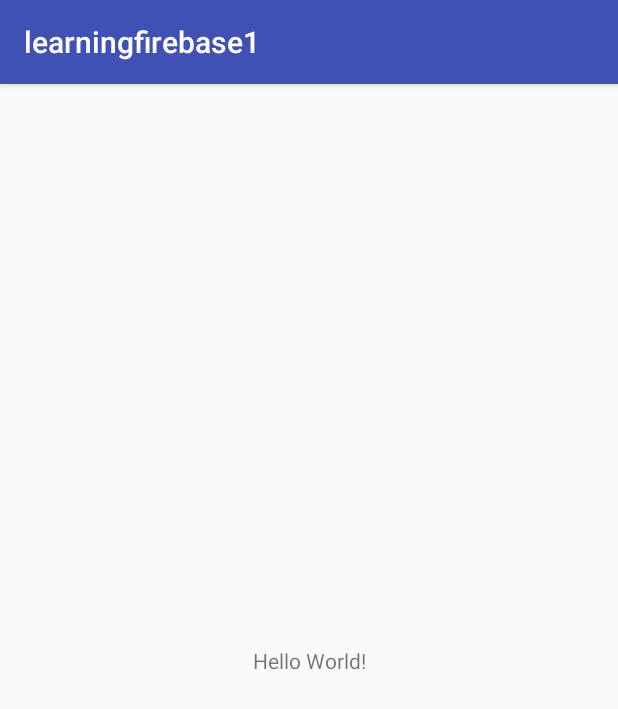
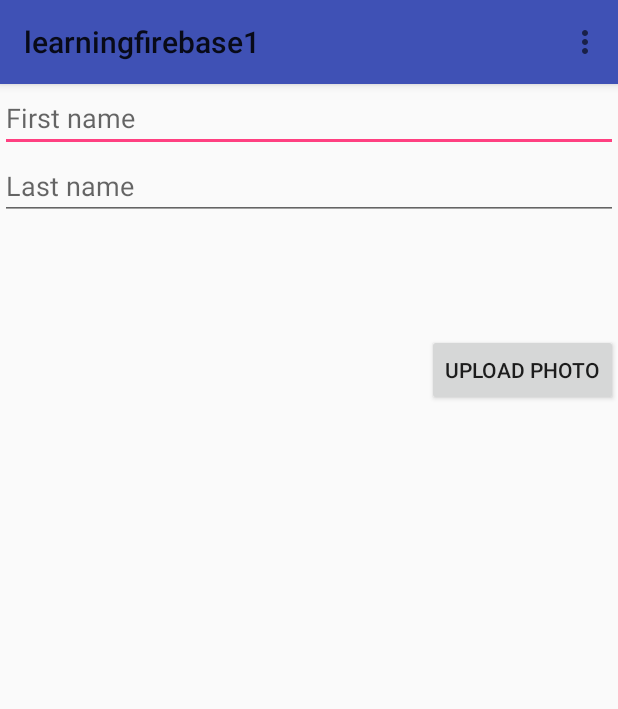
Before and after one commit to abhijeetsinghrathore/learningfirebase1, an Android app: the screen it shows after launch (MainActivity), on a phone screen of 412 x 824 dp. Shown: the top 709 px of the screen. Run offline under Robolectric (Android 15) with nearby library versions, the phone set to English and light mode, and no system bars; our stand-ins replace Firebase (no records; nobody signed in at launch, a user with empty details on screens opened directly); libraries missing offline, so code that uses them is left out: com.firebase.ui; 1 statement that could not run was skipped.

Commit message:
sign_in/sign_out functionality added

```diff
--- a/app/src/main/java/com/example/abhijeetsingh/learningfirebase1/MainActivity.java
+++ b/app/src/main/java/com/example/abhijeetsingh/learningfirebase1/MainActivity.java
@@ -1,13 +1,169 @@
 package com.example.abhijeetsingh.learningfirebase1;
 
+import android.content.Intent;
+import android.net.Uri;
+import android.os.Bundle;
+import android.support.annotation.NonNull;
+import android.support.annotation.Nullable;
 import android.support.v7.app.AppCompatActivity;
-import android.os.Bundle;
+import android.support.v7.widget.Toolbar;
+import android.view.Menu;
+import android.view.MenuItem;
+import android.view.View;
+import android.widget.Button;
+import android.widget.Toast;
+
+import com.firebase.ui.auth.AuthUI;
+import com.google.firebase.auth.FirebaseAuth;
+import com.google.firebase.auth.FirebaseUser;
+import com.google.firebase.database.FirebaseDatabase;
+import com.google.firebase.storage.FirebaseStorage;
+import com.google.firebase.storage.StorageReference;
+
+import java.util.Arrays;
 
 public class MainActivity extends AppCompatActivity {
+
+    private StorageReference mChatPhotosStorageReference;
+    private FirebaseDatabase mFirebaseDatabase;
+    private FirebaseAuth mFirebaseAuth;
+    private FirebaseStorage mFireBaseStorage;
+    static final int RC_SIGN_IN=1;
+
+    Button mPhotoPickerButton;
+    private static final int RC_PHOTO_PICKER =  2;
+
 
     @Override
     protected void onCreate(Bundle savedInstanceState) {
         super.onCreate(savedInstanceState);
+
         setContentView(R.layout.activity_main);
+
+        Toolbar mytoolbar=(Toolbar)findViewById(R.id.my_toolbar);
+        setSupportActionBar(mytoolbar);
+
+        mFirebaseDatabase=FirebaseDatabase.getInstance();
+        mFirebaseAuth=FirebaseAuth.getInstance();
+        mFireBaseStorage=FirebaseStorage.getInstance();
+
+        mPhotoPickerButton=(Button)findViewById(R.id.imagepickerbutton);
+
+
+        mChatPhotosStorageReference=mFireBaseStorage.getReference().child("profile_photos");
+
+
+
+//        ImagePickerButton shows an image picker to upload a image for a message
+        mPhotoPickerButton.setOnClickListener(new View.OnClickListener() {
+            @Override
+            public void onClick(View view) {
+                Intent intent = new Intent(Intent.ACTION_GET_CONTENT);
+                intent.setType("image/jpeg");
+                intent.putExtra(Intent.EXTRA_LOCAL_ONLY, true);
+                startActivityForResult(Intent.createChooser(intent, "Complete action using"), RC_PHOTO_PICKER);
+            }
+        });
+
+
+
+
+
+
+
+    }
+
+    @Override
+    public boolean onCreateOptionsMenu(Menu menu) {
+
+        Toast.makeText(MainActivity.this,"menu",Toast.LENGTH_LONG).show();
+
+        getMenuInflater().inflate(R.menu.toolbar_menu,menu);
+        return super.onCreateOptionsMenu(menu);
+    }
+
+
+
+
+
+
+    private FirebaseAuth.AuthStateListener mAuthStateListener = new FirebaseAuth.AuthStateListener() {
+        @Override
+        public void onAuthStateChanged(@NonNull FirebaseAuth firebaseAuth) {
+            FirebaseUser user=firebaseAuth.getCurrentUser();
+            if(user!=null)
+            {
+//                Toast.makeText(MainActivity.this,"you are now signed in",Toast.LENGTH_SHORT).show();
+
+            }
+            else
+                {
+                    startActivityForResult(
+                            AuthUI.getInstance()
+                                    .createSignInIntentBuilder().setIsSmartLockEnabled(false)
+                                    .setAvailableProviders(Arrays.asList(
+                                            new AuthUI.IdpConfig.GoogleBuilder().build(),
+                                            new AuthUI.IdpConfig.EmailBuilder().build()
+                                            ))
+                                    .build(),
+                            RC_SIGN_IN);
+
+            }
+
+        }
+    };
+
+
+    @Override
+    protected void onActivityResult(int requestCode, int resultCode, @Nullable Intent data) {
+        super.onActivityResult(requestCode, resultCode, data);
+        if(requestCode==RC_SIGN_IN)
+        {
+            if(resultCode==RESULT_OK)
+                Toast.makeText(this,"signed in",Toast.LENGTH_SHORT).show();
+            else if(resultCode==RESULT_CANCELED){
+                Toast.makeText(this,"sign in cancelled",Toast.LENGTH_SHORT).show();
+            finish();
+
+
+        }
+
+            else if(requestCode==RC_PHOTO_PICKER &&resultCode==RESULT_OK)
+            {
+                Uri selectedImageUri=data.getData();
+                StorageReference photoref=mChatPhotosStorageReference.child(selectedImageUri.getLastPathSegment());
+
+            }
+        }
+    }
+
+    @Override
+    public boolean onOptionsItemSelected(MenuItem item) {
+
+        switch (item.getItemId())
+        {
+            case R.id.action_sign_out:
+                {
+                    AuthUI.getInstance().signOut(this);
+                    return true;
+
+                }
+
+            default: super.onOptionsItemSelected(item);
+        }
+
+        return true;
+    }
+
+    @Override
+    protected void onPause() {
+        super.onPause();
+        mFirebaseAuth.removeAuthStateListener(mAuthStateListener);
+    }
+
+    @Override
+    protected void onResume() {
+        super.onResume();
+        mFirebaseAuth.addAuthStateListener(mAuthStateListener);
     }
 }
--- a/app/src/main/res/layout/activity_main.xml
+++ b/app/src/main/res/layout/activity_main.xml
@@ -1,18 +1,41 @@
 <?xml version="1.0" encoding="utf-8"?>
-<android.support.constraint.ConstraintLayout xmlns:android="http://schemas.android.com/apk/res/android"
+<LinearLayout xmlns:android="http://schemas.android.com/apk/res/android"
     xmlns:app="http://schemas.android.com/apk/res-auto"
     xmlns:tools="http://schemas.android.com/tools"
     android:layout_width="match_parent"
     android:layout_height="match_parent"
-    tools:context=".MainActivity">
+    tools:context=".MainActivity"
+    android:orientation="vertical">
 
-    <TextView
-        android:layout_width="wrap_content"
+    <include layout="@layout/toolbar"/>
+
+    <EditText
+        android:layout_width="match_parent"
         android:layout_height="wrap_content"
-        android:text="Hello World!"
-        app:layout_constraintBottom_toBottomOf="parent"
-        app:layout_constraintLeft_toLeftOf="parent"
-        app:layout_constraintRight_toRightOf="parent"
-        app:layout_constraintTop_toTopOf="parent" />
+        android:hint="First name"/>
 
-</android.support.constraint.ConstraintLayout>
+    <EditText
+        android:layout_width="match_parent"
+        android:layout_height="wrap_content"
+        android:hint="Last name"/>
+
+    <LinearLayout
+        android:layout_width="match_parent"
+        android:layout_height="wrap_content"
+        android:orientation="horizontal">
+
+        <ImageView
+            android:layout_width="wrap_content"
+            android:layout_height="200dp"
+            android:layout_weight="1"
+            />
+        <Button
+            android:layout_width="wrap_content"
+            android:layout_height="wrap_content"
+            android:text="upload photo"
+            android:layout_gravity="center_vertical"
+            android:id="@+id/imagepickerbutton"/>
+
+    </LinearLayout>
+
+</LinearLayout>
--- /dev/null
+++ b/app/src/main/res/layout/toolbar.xml
@@ -0,0 +1,9 @@
+<?xml version="1.0" encoding="utf-8"?>
+<android.support.v7.widget.Toolbar
+    xmlns:android="http://schemas.android.com/apk/res/android"
+    android:id="@+id/my_toolbar"
+    android:layout_width="match_parent"
+    android:layout_height="wrap_content"
+    android:titleTextColor="@android:color/white"
+    android:background="@color/colorPrimary"
+    android:elevation="4dp" />
--- /dev/null
+++ b/app/src/main/res/menu/toolbar_menu.xml
@@ -0,0 +1,13 @@
+<?xml version="1.0" encoding="utf-8"?>
+<menu
+    xmlns:android="http://schemas.android.com/apk/res/android"
+    xmlns:app="http://schemas.android.com/apk/res-auto"
+    xmlns:tools="http://schemas.android.com/tools"
+    tools:context=".activity.MainActivity">
+
+    <item
+        android:id="@+id/action_sign_out"
+        android:title="sign out"
+        app:showAsAction="never"/>
+
+</menu>
--- a/app/src/main/res/values/styles.xml
+++ b/app/src/main/res/values/styles.xml
@@ -1,11 +1,14 @@
 <resources>
 
     <!-- Base application theme. -->
-    <style name="AppTheme" parent="Theme.AppCompat.Light.DarkActionBar">
-        <!-- Customize your theme here. -->
-        <item name="colorPrimary">@color/colorPrimary</item>
-        <item name="colorPrimaryDark">@color/colorPrimaryDark</item>
-        <item name="colorAccent">@color/colorAccent</item>
+    <style name="AppTheme" parent="Theme.AppCompat.Light.NoActionBar">
+        <item name="windowActionBar">false</item>
+        <item name="colorPrimary">#673AB7</item>
+        <item name="colorPrimaryDark">#512DA8</item>
+        <item name="colorAccent">#FF4081</item>
+        <item name="windowNoTitle">true</item>
+
     </style>
 
+
 </resources>
--- a/build.gradle
+++ b/build.gradle
@@ -8,6 +8,7 @@ buildscript {
     }
     dependencies {
         classpath 'com.android.tools.build:gradle:3.1.2'
+        classpath 'com.google.gms:google-services:4.0.1'
 
 
         // NOTE: Do not place your application dependencies here; they belong
```
Also changed, not shown: app/build.gradle (+12 -4 lines).
